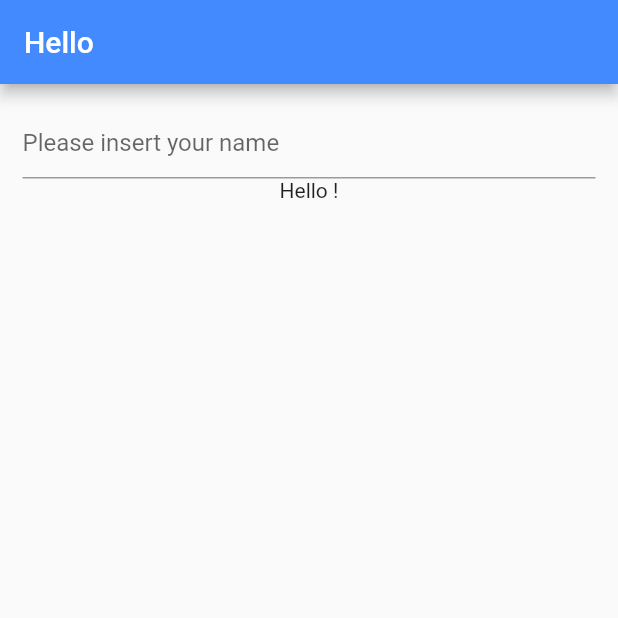
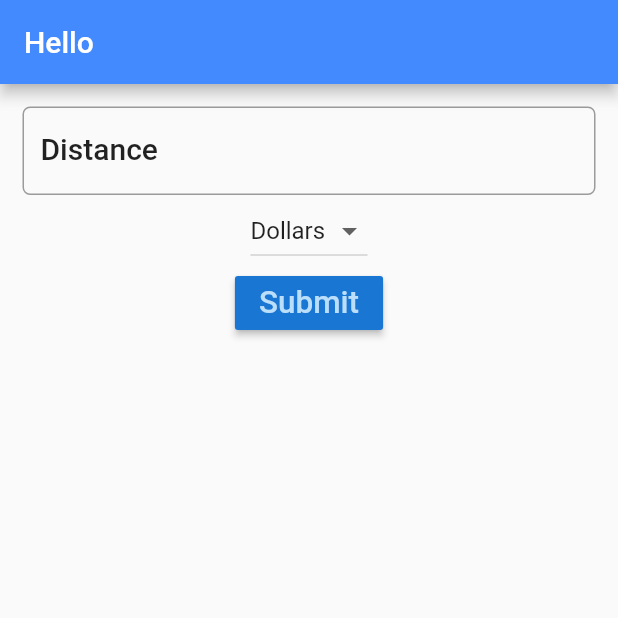
Before and after one commit to Joogibaer/flutter_TripCostApp, a Flutter app: the screen it shows after launch, on a phone screen of 412 x 824 dp, the top half of it. Run offline on Flutter 3.47's test engine with Material 2 defaults, Android fonts, the phone set to English and light mode, and no system bars.

```diff
--- a/lib/main.dart
+++ b/lib/main.dart
@@ -7,24 +7,28 @@ class MyApp extends StatelessWidget {
   @override
   Widget build(BuildContext context) {
     return MaterialApp(
-      title: 'Hello You ',
+      title: 'Trip Cost Calculator ',
       theme: ThemeData(
         primarySwatch: Colors.blue,
       ),
-      home: HelloYou(),
+      home: new FuelForm(),
     );
   }
 }
 
-class HelloYou extends StatefulWidget {
+class FuelForm extends StatefulWidget {
   @override
-    State<StatefulWidget> createState() => _HelloYouState();
+    State<StatefulWidget> createState() => _FuelFormState();
 }
 
-class _HelloYouState extends State<HelloYou> {
-  String name = '';
+class _FuelFormState extends State<FuelForm> {
+  String result = '';
+  final _currencies = ['Dollars','Euro','Pounds'];
+  String _currency = 'Dollars';
+  TextEditingController distanceController = TextEditingController();
   @override
   Widget build(BuildContext context) {
+    TextStyle textStyle = Theme.of(context).textTheme.title;
     return Scaffold(
       appBar: AppBar(
         title: Text("Hello"),
@@ -35,20 +39,53 @@ class _HelloYouState extends State<HelloYou> {
         child: Column(
           children: <Widget>[
             TextField(
+              controller: distanceController,
               decoration: InputDecoration(
-                hintText: 'Please insert your name'
+                labelText: 'Distance',
+                hintText: 'e.g. 124',
+                labelStyle: textStyle,
+                border: OutlineInputBorder(
+                  borderRadius: BorderRadius.circular(5.0)
+                )
               ),
-              onChanged: (String string){
-                setState((){
-                  name = string;
+              keyboardType: TextInputType.number,
+
+            ),
+            DropdownButton<String>(
+              items: _currencies.map((String value){
+                return DropdownMenuItem<String> (
+                  value: value,
+                  child: Text(value)
+                );
+              }).toList(),
+              value: _currency,
+              onChanged: (String value) {
+                _onDropdownChanged(value);
+              },
+            ),
+            RaisedButton(
+              color:Theme.of(context).primaryColorDark,
+              textColor: Theme.of(context).primaryColorLight,
+              onPressed:() {
+                setState(() {
+                  result = distanceController.text;
                 });
               },
+              child: Text(
+                'Submit',
+                textScaleFactor:1.5,
+              )
             ),
-            Text('Hello ' + name + '!')
+            Text(result),
           ],
         ),
       )
     );
   }
+  _onDropdownChanged(String value){
+    setState((){
+      this._currency=value;
+    });
+  }
 
 }
```
